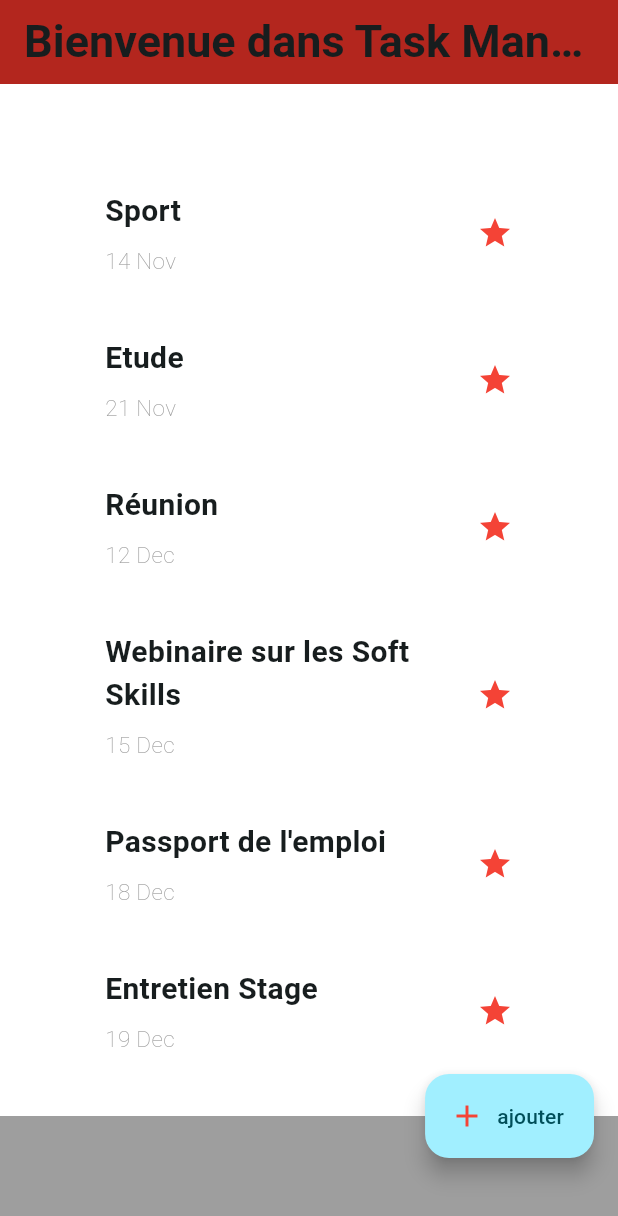
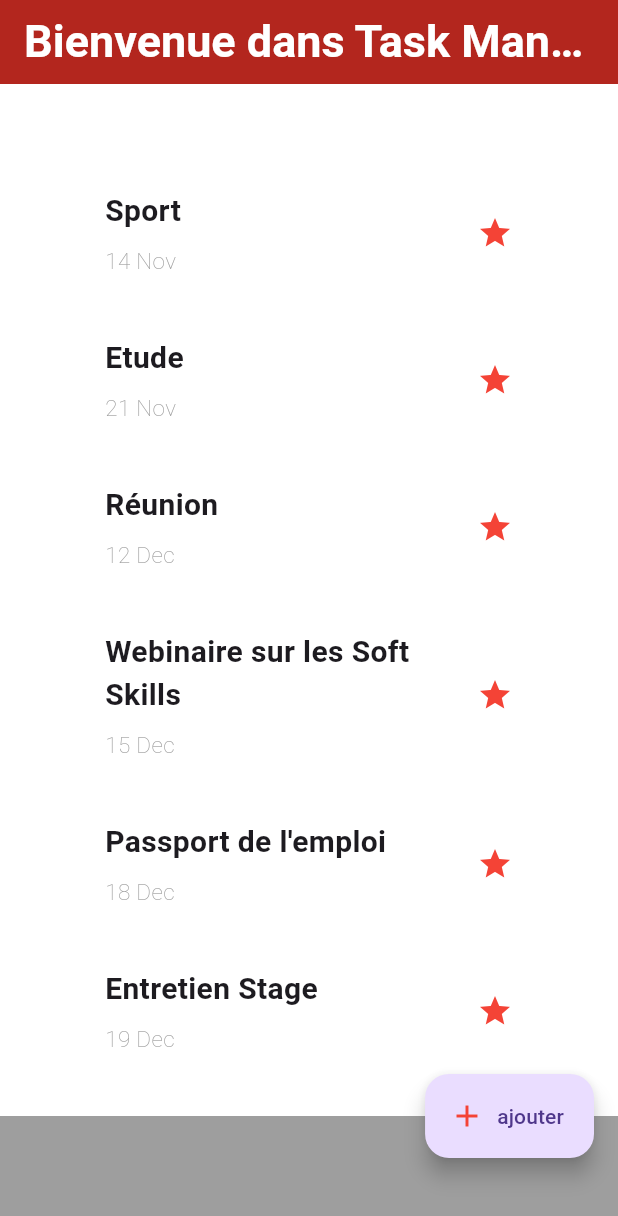
Before and after one commit to LAMZOU/Taskmanager, a Flutter app: the screen it shows after launch, on a phone screen of 412 x 824 dp. Shown: the top 1216 px of the screen. Run offline on Flutter 3.47's test engine with Material 3 defaults, Android fonts, the phone set to English and light mode, and no system bars; Roboto replaces fonts that are missing (jobTitle).

Commit message:
refactor app

```diff
--- a/lib/main.dart
+++ b/lib/main.dart
@@ -1,139 +1,6 @@
 import 'package:flutter/material.dart';
-import 'package:taskmanager/task_details.dart';
-import 'task.dart';
+import 'package:taskmanager/task_list.dart';
 
 void main() {
-  runApp(const MyApp());
+  runApp(const TaskList());
 }
-
-class MyApp extends StatelessWidget {
-  const MyApp({super.key});
-
-  // This widget is the root of your application.
-  @override
-  Widget build(BuildContext context) {
-    return MaterialApp(
-      title: 'Flutter Demo',
-      theme: ThemeData(
-        // This is the theme of your application.
-        //
-        // TRY THIS: Try running your application with "flutter run". You'll see
-        // the application has a purple toolbar. Then, without quitting the app,
-        // try changing the seedColor in the colorScheme below to Colors.green
-        // and then invoke "hot reload" (save your changes or press the "hot
-        // reload" button in a Flutter-supported IDE, or press "r" if you used
-        // the command line to start the app).
-        //
-        // Notice that the counter didn't reset back to zero; the application
-        // state is not lost during the reload. To reset the state, use hot
-        // restart instead.
-        //
-        // This works for code too, not just values: Most code changes can be
-        // tested with just a hot reload.
-        colorScheme: ColorScheme.fromSeed(seedColor: Colors.cyan),
-        useMaterial3: true,
-      ),
-      home: Scaffold(
-        backgroundColor: Colors.white,
-        appBar: AppBar(
-          // TRY THIS: Try changing the color here to a specific color (to
-          // Colors.amber, perhaps?) and trigger a hot reload to see the AppBar
-          // change color while the other colors stay the same.
-          backgroundColor: Theme.of(context).colorScheme.error,
-          // Here we take the value from the MyHomePage object that was created by
-          // the App.build method, and use it to set our appbar title.
-          title: const Text(
-            'Bienvenue dans Task Manager',
-            style: TextStyle(
-                fontWeight: FontWeight.bold,
-                fontSize: 30,
-                fontFamily: AutofillHints.jobTitle),
-          ),
-        ),
-        floatingActionButton: const FloatingActionButton.extended(
-          onPressed: (null),
-          label: Text('ajouter'),
-          icon: Icon(
-            Icons.add,
-            color: Colors.red,
-          ),
-        ),
-        bottomNavigationBar: BottomAppBar(
-          color: Colors.grey,
-          child: Container(
-            height: 20.0,
-          ),
-        ),
-        floatingActionButtonLocation: FloatingActionButtonLocation.endDocked,
-
-
-        body: ListView.builder(
-          padding: const EdgeInsets.all(50.0),
-          itemCount: sampleTask.length,
-          itemBuilder: (BuildContext context, int index) {
-            return TaskItem(
-              task: sampleTask[index],
-              goTo: () {
-                Navigator.push(
-                    context,
-                    MaterialPageRoute(
-                        builder: (context) =>
-                            TaskDetails(task: sampleTask[index])));
-              },
-            );
-          },
-        ),
-      ),
-    );
-  }
-}
-
-class TaskItem extends StatelessWidget {
-  final Task task;
-  final Function() goTo;
-
-  const TaskItem({super.key, required this.task, required this.goTo});
-
-  @override
-  Widget build(BuildContext context) {
-    return InkWell(
-      onTap: goTo,
-      child: Container(
-        padding: const EdgeInsets.all(20),
-        child: Row(
-          children: [
-            Expanded(
-              child: Column(
-                crossAxisAlignment: CrossAxisAlignment.start,
-                children: [
-                  Container(
-                    padding: const EdgeInsets.only(bottom: 8),
-                    child: Text(
-                      task.title,
-                      style: const TextStyle(
-                        fontSize: 20,
-                        fontWeight: FontWeight.bold,
-                      ),
-                    ),
-                  ),
-                  Text(
-                    task.date,
-                    style: const TextStyle(
-                      fontSize: 15,
-                      fontWeight: FontWeight.w100,
-                      color: Colors.grey,
-                    ),
-                  )
-                ],
-              ),
-            ),
-            const Icon(
-              Icons.star,
-              color: Colors.red,
-            ),
-          ],
-        ),
-      ),
-    );
-  }
-}
--- /dev/null
+++ b/lib/task_list.dart
@@ -0,0 +1,109 @@
+import 'package:flutter/material.dart';
+import 'package:taskmanager/task.dart';
+import 'package:taskmanager/task_details.dart';
+
+class TaskList extends StatelessWidget {
+  const TaskList({super.key});
+
+  // This widget is the root of your application.
+  @override
+  Widget build(BuildContext context) {
+    return MaterialApp(
+      home: Scaffold(
+        backgroundColor: Colors.white,
+        appBar: AppBar(
+          backgroundColor: Theme.of(context).colorScheme.error,
+          title: const Text(
+            'Bienvenue dans Task Manager',
+            style: TextStyle(
+                fontWeight: FontWeight.bold,
+                fontSize: 30,
+                color: Colors.white,
+                fontFamily: AutofillHints.jobTitle),
+          ),
+        ),
+        floatingActionButton: const FloatingActionButton.extended(
+          onPressed: (null),
+          label: Text('ajouter'),
+          icon: Icon(
+            Icons.add,
+            color: Colors.red,
+          ),
+        ),
+        bottomNavigationBar: BottomAppBar(
+          color: Colors.grey,
+          child: Container(
+            height: 20.0,
+          ),
+        ),
+        floatingActionButtonLocation: FloatingActionButtonLocation.endDocked,
+        body: ListView.builder(
+          padding: const EdgeInsets.all(50.0),
+          itemCount: sampleTask.length,
+          itemBuilder: (BuildContext context, int index) {
+            return TaskItem(
+              task: sampleTask[index],
+              goTo: () {
+                Navigator.push(
+                    context,
+                    MaterialPageRoute(
+                        builder: (context) =>
+                            TaskDetails(task: sampleTask[index])));
+              },
+            );
+          },
+        ),
+      ),
+    );
+  }
+}
+
+class TaskItem extends StatelessWidget {
+  final Task task;
+  final Function() goTo;
+
+  const TaskItem({super.key, required this.task, required this.goTo});
+
+  @override
+  Widget build(BuildContext context) {
+    return InkWell(
+      onTap: goTo,
+      child: Container(
+        padding: const EdgeInsets.all(20),
+        child: Row(
+          children: [
+            Expanded(
+              child: Column(
+                crossAxisAlignment: CrossAxisAlignment.start,
+                children: [
+                  Container(
+                    padding: const EdgeInsets.only(bottom: 8),
+                    child: Text(
+                      task.title,
+                      style: const TextStyle(
+                        fontSize: 20,
+                        fontWeight: FontWeight.bold,
+                      ),
+                    ),
+                  ),
+                  Text(
+                    task.date,
+                    style: const TextStyle(
+                      fontSize: 15,
+                      fontWeight: FontWeight.w100,
+                      color: Colors.grey,
+                    ),
+                  )
+                ],
+              ),
+            ),
+            const Icon(
+              Icons.star,
+              color: Colors.red,
+            ),
+          ],
+        ),
+      ),
+    );
+  }
+}
```
Also changed, not shown: lib/Signup.dart (deleted, +0 -120 lines), lib/login.dart (deleted, +0 -109 lines), lib/task.dart (+8 -7 lines), 1 other file.
